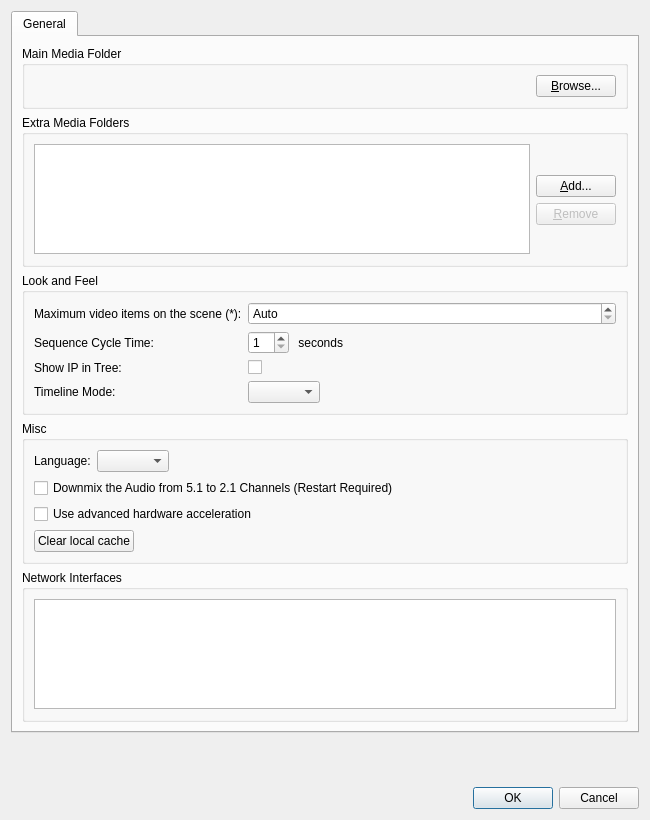
Before: the Qt Designer form client/src/ui/dialogs/preferences_dialog.ui in networkoptix/nx_open, drawn with Qt 5.
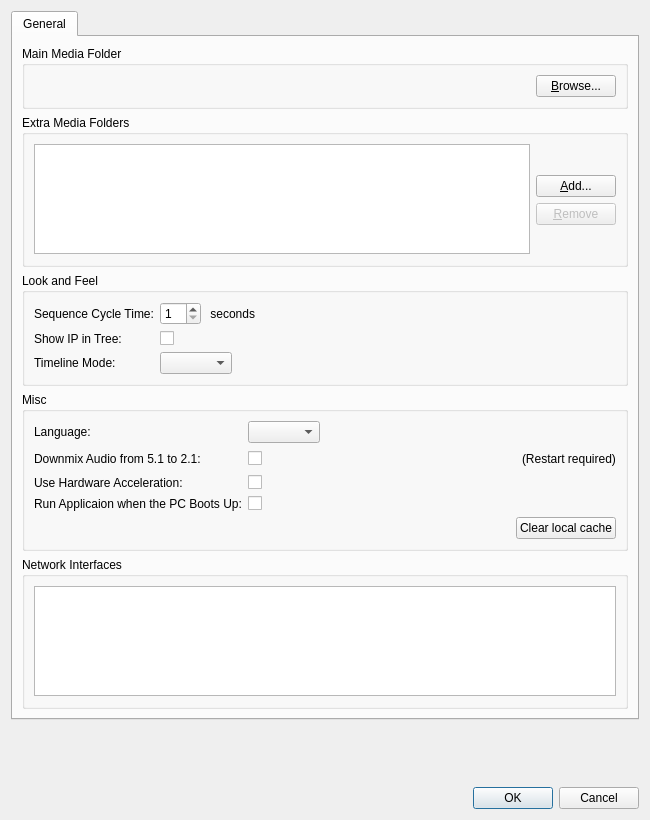
After: the same form once the commit is applied.

Commit message:
Start on bootup setting.
<==== Mercurial data ====>
Branch: master

What changed in the file:
```diff
--- a/client/src/ui/dialogs/preferences_dialog.ui
+++ b/client/src/ui/dialogs/preferences_dialog.ui
@@ -156,55 +156,7 @@
           <property name="verticalSpacing">
            <number>6</number>
           </property>
-          <item row="0" column="0">
-           <widget class="QLabel" name="maxVideoItemsLabel">
-            <property name="text">
-             <string>Maximum video items on the scene (*):</string>
-            </property>
-            <property name="buddy">
-             <cstring>maxVideoItemsSpinBox</cstring>
-            </property>
-           </widget>
-          </item>
           <item row="0" column="1">
-           <widget class="QSpinBox" name="maxVideoItemsSpinBox">
-            <property name="minimumSize">
-             <size>
-              <width>60</width>
-              <height>0</height>
-             </size>
-            </property>
-            <property name="readOnly">
-             <bool>false</bool>
-            </property>
-            <property name="specialValueText">
-             <string>Auto</string>
-            </property>
-            <property name="minimum">
-             <number>3</number>
-            </property>
-            <property name="maximum">
-             <number>32</number>
-            </property>
-            <property name="singleStep">
-             <number>1</number>
-            </property>
-            <property name="value">
-             <number>3</number>
-            </property>
-           </widget>
-          </item>
-          <item row="1" column="0">
-           <widget class="QLabel" name="tourCycleTimeLabel">
-            <property name="text">
-             <string>Sequence Cycle Time:</string>
-            </property>
-            <property name="buddy">
-             <cstring>tourCycleTimeSpinBox</cstring>
-            </property>
-           </widget>
-          </item>
-          <item row="1" column="1">
            <layout class="QHBoxLayout" name="horizontalLayout_4" stretch="0,1">
             <item>
              <widget class="QSpinBox" name="tourCycleTimeSpinBox">
@@ -222,7 +174,17 @@
             </item>
            </layout>
           </item>
-          <item row="2" column="0">
+          <item row="0" column="0">
+           <widget class="QLabel" name="tourCycleTimeLabel">
+            <property name="text">
+             <string>Sequence Cycle Time:</string>
+            </property>
+            <property name="buddy">
+             <cstring>tourCycleTimeSpinBox</cstring>
+            </property>
+           </widget>
+          </item>
+          <item row="1" column="0">
            <widget class="QLabel" name="showIpInTreeLabel">
             <property name="text">
              <string>Show IP in Tree:</string>
@@ -232,21 +194,21 @@
             </property>
            </widget>
           </item>
-          <item row="2" column="1">
+          <item row="1" column="1">
            <widget class="QCheckBox" name="showIpInTreeCheckBox">
             <property name="text">
              <string/>
             </property>
            </widget>
           </item>
-          <item row="3" column="0">
+          <item row="2" column="0">
            <widget class="QLabel" name="label">
             <property name="text">
              <string>Timeline Mode:</string>
             </property>
            </widget>
           </item>
-          <item row="3" column="1">
+          <item row="2" column="1">
            <layout class="QHBoxLayout" name="horizontalLayout_6">
             <item>
              <widget class="QComboBox" name="timeModeComboBox"/>
@@ -274,30 +236,70 @@
          <property name="title">
           <string>Misc</string>
          </property>
-         <layout class="QVBoxLayout" name="verticalLayout_4">
-          <item>
-           <layout class="QHBoxLayout" name="horizontalLayout_3">
+         <layout class="QFormLayout" name="formLayout_3">
+          <property name="fieldGrowthPolicy">
+           <enum>QFormLayout::AllNonFixedFieldsGrow</enum>
+          </property>
+          <item row="0" column="0">
+           <widget class="QLabel" name="languageLabel">
+            <property name="sizePolicy">
+             <sizepolicy hsizetype="Preferred" vsizetype="Preferred">
+              <horstretch>0</horstretch>
+              <verstretch>0</verstretch>
+             </sizepolicy>
+            </property>
+            <property name="text">
+             <string>Language:</string>
+            </property>
+            <property name="buddy">
+             <cstring>languageComboBox</cstring>
+            </property>
+           </widget>
+          </item>
+          <item row="2" column="1">
+           <widget class="QCheckBox" name="isHardwareDecodingCheckBox">
+            <property name="text">
+             <string/>
+            </property>
+           </widget>
+          </item>
+          <item row="4" column="1">
+           <layout class="QHBoxLayout" name="horizontalLayout">
             <item>
-             <widget class="QLabel" name="languageLabel">
+             <spacer name="horizontalSpacer_2">
+              <property name="orientation">
+               <enum>Qt::Horizontal</enum>
+              </property>
+              <property name="sizeHint" stdset="0">
+               <size>
+                <width>40</width>
+                <height>20</height>
+               </size>
+              </property>
+             </spacer>
+            </item>
+            <item>
+             <widget class="QPushButton" name="clearCacheButton">
               <property name="sizePolicy">
-               <sizepolicy hsizetype="Preferred" vsizetype="Preferred">
+               <sizepolicy hsizetype="Fixed" vsizetype="Fixed">
                 <horstretch>0</horstretch>
                 <verstretch>0</verstretch>
                </sizepolicy>
               </property>
               <property name="text">
-               <string>Language:</string>
-              </property>
-              <property name="buddy">
-               <cstring>languageComboBox</cstring>
+               <string>Clear local cache</string>
               </property>
              </widget>
             </item>
+           </layout>
+          </item>
+          <item row="0" column="1">
+           <layout class="QHBoxLayout" name="horizontalLayout_7">
             <item>
              <widget class="QComboBox" name="languageComboBox"/>
             </item>
             <item>
-             <spacer name="horizontalSpacer_2">
+             <spacer name="horizontalSpacer_3">
               <property name="orientation">
                <enum>Qt::Horizontal</enum>
               </property>
@@ -311,30 +313,62 @@
             </item>
            </layout>
           </item>
-          <item>
-           <widget class="QCheckBox" name="downmixAudioCheckBox">
+          <item row="2" column="0">
+           <widget class="QLabel" name="label_3">
             <property name="text">
-             <string>Downmix the Audio from 5.1 to 2.1 Channels (Restart Required)</string>
+             <string>Use Hardware Acceleration:</string>
             </property>
            </widget>
           </item>
-          <item>
-           <widget class="QCheckBox" name="isHardwareDecodingCheckBox">
+          <item row="1" column="0">
+           <widget class="QLabel" name="label_4">
             <property name="text">
-             <string>Use advanced hardware acceleration</string>
+             <string>Downmix Audio from 5.1 to 2.1:</string>
             </property>
            </widget>
           </item>
-          <item>
-           <widget class="QPushButton" name="clearCacheButton">
-            <property name="sizePolicy">
-             <sizepolicy hsizetype="Fixed" vsizetype="Fixed">
-              <horstretch>0</horstretch>
-              <verstretch>0</verstretch>
-             </sizepolicy>
+          <item row="1" column="1">
+           <layout class="QHBoxLayout" name="horizontalLayout_8">
+            <item>
+             <widget class="QCheckBox" name="downmixAudioCheckBox">
+              <property name="text">
+               <string/>
+              </property>
+             </widget>
+            </item>
+            <item>
+             <spacer name="horizontalSpacer_4">
+              <property name="orientation">
+               <enum>Qt::Horizontal</enum>
+              </property>
+              <property name="sizeHint" stdset="0">
+               <size>
+                <width>40</width>
+                <height>20</height>
+               </size>
+              </property>
+             </spacer>
+            </item>
+            <item>
+             <widget class="QLabel" name="label_5">
+              <property name="text">
+               <string>(Restart required)</string>
+              </property>
+             </widget>
+            </item>
+           </layout>
+          </item>
+          <item row="3" column="0">
+           <widget class="QLabel" name="label_6">
+            <property name="text">
+             <string>Run Applicaion when the PC Boots Up:</string>
             </property>
+           </widget>
+          </item>
+          <item row="3" column="1">
+           <widget class="QCheckBox" name="autoStartCheckBox">
             <property name="text">
-             <string>Clear local cache</string>
+             <string/>
             </property>
            </widget>
           </item>
```
The commit also changes 1 other file.
